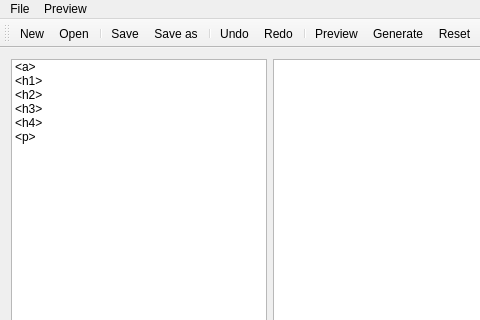
Above: mainwindow.ui from r3sPawN/HTMLGen before the change; both pictures show x 0 to 480 and y 0 to 320 of the 1110 by 440 pixel window. Below: the same form after it.
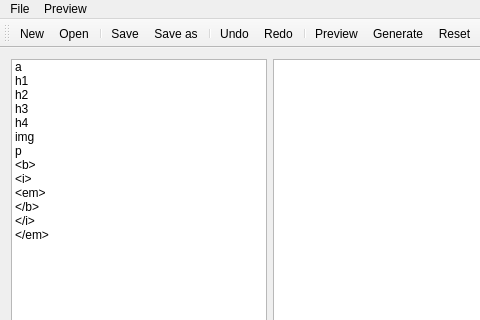
That is the form after the change. Icons and pictures are not drawn.

What changed in the file:
```diff
--- a/mainwindow.ui
+++ b/mainwindow.ui
@@ -65,32 +65,67 @@
       </property>
       <item>
        <property name="text">
-        <string>&lt;a&gt;</string>
+        <string>a</string>
        </property>
       </item>
       <item>
        <property name="text">
-        <string>&lt;h1&gt;</string>
+        <string>h1</string>
        </property>
       </item>
       <item>
        <property name="text">
-        <string>&lt;h2&gt;</string>
+        <string>h2</string>
        </property>
       </item>
       <item>
        <property name="text">
-        <string>&lt;h3&gt;</string>
+        <string>h3</string>
        </property>
       </item>
       <item>
        <property name="text">
-        <string>&lt;h4&gt;</string>
+        <string>h4</string>
        </property>
       </item>
       <item>
        <property name="text">
-        <string>&lt;p&gt;</string>
+        <string>img</string>
+       </property>
+      </item>
+      <item>
+       <property name="text">
+        <string>p</string>
+       </property>
+      </item>
+      <item>
+       <property name="text">
+        <string>&lt;b&gt;</string>
+       </property>
+      </item>
+      <item>
+       <property name="text">
+        <string>&lt;i&gt;</string>
+       </property>
+      </item>
+      <item>
+       <property name="text">
+        <string>&lt;em&gt;</string>
+       </property>
+      </item>
+      <item>
+       <property name="text">
+        <string>&lt;/b&gt;</string>
+       </property>
+      </item>
+      <item>
+       <property name="text">
+        <string>&lt;/i&gt;</string>
+       </property>
+      </item>
+      <item>
+       <property name="text">
+        <string>&lt;/em&gt;</string>
        </property>
       </item>
      </widget>
```
